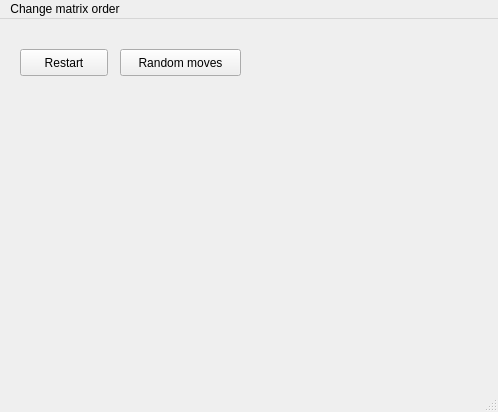
This is Game-2048/window.ui in LucaDillenburg/2048-Game as Qt 5 draws it before an edit. The edited form follows.
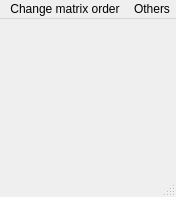
This is the edited form.

What changed in the file:
```diff
--- a/Game-2048/window.ui
+++ b/Game-2048/window.ui
@@ -6,71 +6,26 @@
    <rect>
     <x>0</x>
     <y>0</y>
-    <width>498</width>
-    <height>412</height>
+    <width>176</width>
+    <height>197</height>
    </rect>
   </property>
+  <property name="minimumSize">
+   <size>
+    <width>1</width>
+    <height>197</height>
+   </size>
+  </property>
   <property name="windowTitle">
    <string>Window</string>
   </property>
-  <widget class="QWidget" name="centralWidget">
-   <widget class="QPushButton" name="btnRestart">
-    <property name="enabled">
-     <bool>true</bool>
-    </property>
-    <property name="geometry">
-     <rect>
-      <x>20</x>
-      <y>30</y>
-      <width>88</width>
-      <height>27</height>
-     </rect>
-    </property>
-    <property name="text">
-     <string>Restart</string>
-    </property>
-    <property name="autoDefault">
-     <bool>false</bool>
-    </property>
-    <property name="default">
-     <bool>false</bool>
-    </property>
-    <property name="flat">
-     <bool>false</bool>
-    </property>
-   </widget>
-   <widget class="QPushButton" name="btnRandomMoves">
-    <property name="enabled">
-     <bool>true</bool>
-    </property>
-    <property name="geometry">
-     <rect>
-      <x>120</x>
-      <y>30</y>
-      <width>121</width>
-      <height>27</height>
-     </rect>
-    </property>
-    <property name="text">
-     <string>Random moves</string>
-    </property>
-    <property name="autoDefault">
-     <bool>false</bool>
-    </property>
-    <property name="default">
-     <bool>false</bool>
-    </property>
-    <property name="flat">
-     <bool>false</bool>
-    </property>
-   </widget>
-  </widget>
+  <widget class="QWidget" name="centralWidget"/>
   <widget class="QMenuBar" name="menuBar">
    <property name="geometry">
     <rect>
      <x>0</x>
      <y>0</y>
-     <width>498</width>
+     <width>176</width>
      <height>24</height>
     </rect>
    </property>
@@ -88,7 +43,15 @@
     <addaction name="separator"/>
     <addaction name="actionOther"/>
    </widget>
+   <widget class="QMenu" name="menuOthers">
+    <property name="title">
+     <string>Others</string>
+    </property>
+    <addaction name="actionRestart"/>
+    <addaction name="actionRandomMoves"/>
+   </widget>
    <addaction name="menu"/>
+   <addaction name="menuOthers"/>
   </widget>
   <widget class="QStatusBar" name="statusBar"/>
   <action name="actionOrder2">
```
Left out of the diff: 12 changed lines with no effect on the pictures.
